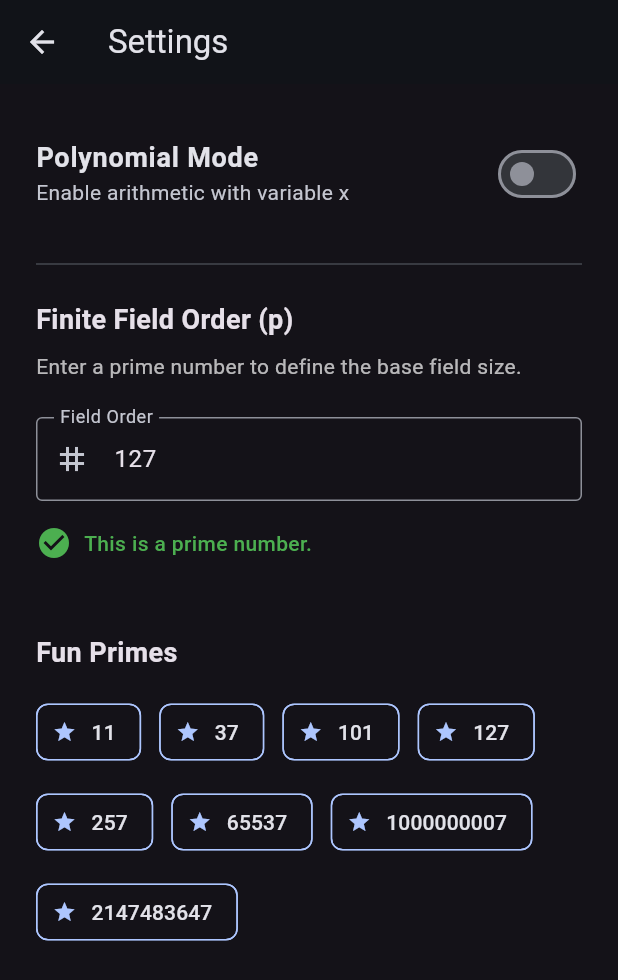
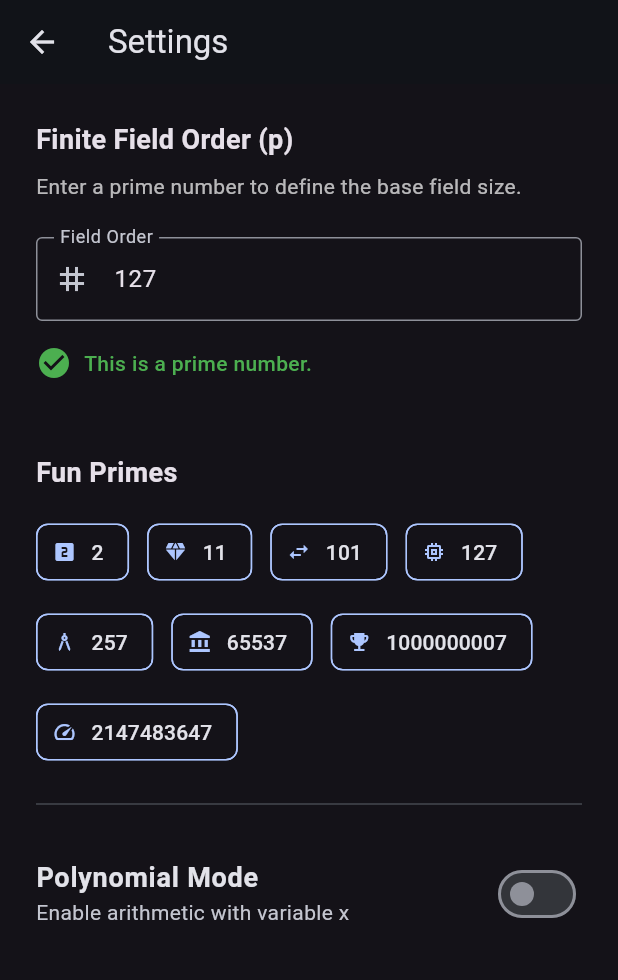
Before and after one commit to Le-Maz/finite_field_calculator, a Flutter app: the SettingsScreen screen opened directly, on a phone screen of 412 x 824 dp. Shown: the top 980 px of the screen. Run offline on Flutter 3.47's test engine with Material 3 defaults, Android fonts, the phone set to English and light mode, and no system bars.

Commit message:
Rearrange settings page

```diff
--- a/lib/settings.dart
+++ b/lib/settings.dart
@@ -6,6 +6,25 @@ import 'package:flutter/services.dart';
 final ValueNotifier<int> fieldOrder = .new(127);
 final ValueNotifier<bool> isPolynomialMode = .new(false);
 final ValueNotifier<String> reducingPolyString = .new("x^2 + 1");
+
+class FunPrime {
+  final int value;
+  final String label;
+  final IconData icon;
+
+  const FunPrime({
+    required this.value,
+    required this.label,
+    required this.icon,
+  });
+}
+
+class StandardPoly {
+  final String poly;
+  final String label;
+
+  const StandardPoly({required this.poly, required this.label});
+}
 
 class SettingsScreen extends StatefulWidget {
   const SettingsScreen({super.key});
@@ -21,24 +40,28 @@ class _SettingsScreenState extends State<SettingsScreen> {
   bool _isModPolyValid = true;
   bool _isModPolyIrreducible = true;
 
-  final List<Map<String, dynamic>> _funPrimes = [
-    {"value": 11, "label": "Sophie Germain"},
-    {"value": 37, "label": "Star Prime"},
-    {"value": 101, "label": "Palindromic"},
-    {"value": 127, "label": "Mersenne (M₇)"},
-    {"value": 257, "label": "Fermat (F₄)"},
-    {"value": 65537, "label": "Fermat (F₅)"},
-    {"value": 1000000007, "label": "Competitive"},
-    {"value": 2147483647, "label": "Mersenne (M₃₁)"},
+  final List<FunPrime> _funPrimes = const [
+    FunPrime(value: 2, label: "Binary", icon: Icons.looks_two),
+    FunPrime(value: 11, label: "Sophie Germain", icon: Icons.diamond),
+    FunPrime(value: 101, label: "Palindromic", icon: Icons.swap_horiz),
+    FunPrime(value: 127, label: "Mersenne (M₇)", icon: Icons.memory),
+    FunPrime(value: 257, label: "Fermat (F₄)", icon: Icons.architecture),
+    FunPrime(value: 65537, label: "Fermat (F₅)", icon: Icons.account_balance),
+    FunPrime(value: 1000000007, label: "Competitive", icon: Icons.emoji_events),
+    FunPrime(value: 2147483647, label: "Mersenne (M₃₁)", icon: Icons.speed),
   ];
 
-  final List<Map<String, dynamic>> _standardPolys = [
-    {"p": null, "poly": "", "label": "Empty"},
-    {"p": 127, "poly": "x^2 + 1", "label": "Complex (GF(127²))"},
-    {"p": 2, "poly": "x^4 + x + 1", "label": "Nibble (GF(2⁴))"},
-    {"p": 2, "poly": "x^8 + x^4 + x^3 + x + 1", "label": "AES (GF(2⁸))"},
-    {"p": 2, "poly": "x^8 + x^6 + x^5 + x^3 + 1", "label": "Camellia (GF(2⁸))"},
+  final List<StandardPoly> _standardPolys = const [
+    StandardPoly(poly: "", label: "No Modulus"),
+    StandardPoly(poly: "x^2 + 1", label: "Complex-like"),
+    StandardPoly(poly: "x^2 + x + 1", label: "Degree 2 minimum"),
+    StandardPoly(poly: "x^3 + x + 1", label: "Degree 3 minimum"),
+    StandardPoly(poly: "x^4 + x + 1", label: "Nibble operations"),
+    StandardPoly(poly: "x^8 + x^4 + x^3 + x + 1", label: "AES standard"),
+    StandardPoly(poly: "x^8 + x^6 + x^5 + x^3 + 1", label: "Camellia standard"),
   ];
+
+  List<StandardPoly> _filteredPolys = [];
 
   @override
   void initState() {
@@ -47,6 +70,7 @@ class _SettingsScreenState extends State<SettingsScreen> {
     _modController = TextEditingController(text: reducingPolyString.value);
     _isCurrentPrime = _isPrime(fieldOrder.value);
     _validateModPoly();
+    _updateFilteredPolys();
   }
 
   @override
@@ -56,6 +80,51 @@ class _SettingsScreenState extends State<SettingsScreen> {
     super.dispose();
   }
 
+  String _digitToSuperScript(String c) =>
+      {
+        '0': '⁰',
+        '1': '¹',
+        '2': '²',
+        '3': '³',
+        '4': '⁴',
+        '5': '⁵',
+        '6': '⁶',
+        '7': '⁷',
+        '8': '⁸',
+        '9': '⁹',
+      }[c] ??
+      c;
+
+  String _formatPoly(String poly) {
+    if (poly.isEmpty) return "Empty";
+    return poly.replaceAllMapped(
+      RegExp(r'\^(\d+)'),
+      (Match m) => m.group(1)!.split('').map(_digitToSuperScript).join(''),
+    );
+  }
+
+  void _updateFilteredPolys() {
+    final int p = fieldOrder.value;
+    List<StandardPoly> valid = [];
+
+    for (var data in _standardPolys) {
+      if (data.poly.isEmpty) {
+        valid.add(data);
+        continue;
+      }
+      try {
+        Polynomial f = parsePolynomial(data.poly, p, true, null);
+        if (_isIrreducible(f, p)) {
+          valid.add(data);
+        }
+      } catch (_) {}
+    }
+
+    setState(() {
+      _filteredPolys = valid;
+    });
+  }
+
   void _updateOrder(int newOrder) {
     setState(() {
       _isCurrentPrime = _isPrime(newOrder);
@@ -63,6 +132,7 @@ class _SettingsScreenState extends State<SettingsScreen> {
     if (newOrder > 1) {
       fieldOrder.value = newOrder;
       _validateModPoly();
+      _updateFilteredPolys();
     }
   }
 
@@ -136,6 +206,82 @@ class _SettingsScreenState extends State<SettingsScreen> {
           child: Column(
             crossAxisAlignment: CrossAxisAlignment.start,
             children: [
+              const Text(
+                "Finite Field Order (p)",
+                style: TextStyle(fontSize: 18, fontWeight: FontWeight.bold),
+              ),
+              const SizedBox(height: 8),
+              const Text(
+                "Enter a prime number to define the base field size.",
+                style: TextStyle(color: Colors.white70),
+              ),
+              const SizedBox(height: 24),
+              TextField(
+                controller: _pController,
+                keyboardType: TextInputType.number,
+                inputFormatters: [FilteringTextInputFormatter.digitsOnly],
+                decoration: const InputDecoration(
+                  border: OutlineInputBorder(),
+                  labelText: "Field Order",
+                  prefixIcon: Icon(Icons.tag),
+                ),
+                onChanged: (value) {
+                  final int? newOrder = int.tryParse(value);
+                  if (newOrder != null) {
+                    _updateOrder(newOrder);
+                  } else {
+                    setState(() => _isCurrentPrime = false);
+                  }
+                },
+              ),
+              const SizedBox(height: 16),
+              Row(
+                children: [
+                  Icon(
+                    _isCurrentPrime ? Icons.check_circle : Icons.error,
+                    color: _isCurrentPrime ? Colors.green : Colors.redAccent,
+                  ),
+                  const SizedBox(width: 8),
+                  Expanded(
+                    child: Text(
+                      _isCurrentPrime
+                          ? "This is a prime number."
+                          : "Not a prime! Field arithmetic may throw errors.",
+                      style: TextStyle(
+                        color: _isCurrentPrime
+                            ? Colors.green
+                            : Colors.redAccent,
+                        fontWeight: FontWeight.w500,
+                      ),
+                    ),
+                  ),
+                ],
+              ),
+              const SizedBox(height: 48),
+              const Text(
+                "Fun Primes",
+                style: TextStyle(fontSize: 18, fontWeight: FontWeight.bold),
+              ),
+              const SizedBox(height: 16),
+              Wrap(
+                spacing: 12.0,
+                runSpacing: 12.0,
+                children: _funPrimes.map((primeData) {
+                  return ActionChip(
+                    avatar: Icon(primeData.icon, size: 16),
+                    label: Text("${primeData.value}"),
+                    tooltip: primeData.label,
+                    side: BorderSide(
+                      color: Theme.of(context).colorScheme.primary,
+                    ),
+                    onPressed: () {
+                      _pController.text = primeData.value.toString();
+                      _updateOrder(primeData.value);
+                    },
+                  );
+                }).toList(),
+              ),
+              const Divider(height: 48),
               SwitchListTile(
                 contentPadding: EdgeInsets.zero,
                 title: const Text(
@@ -220,109 +366,47 @@ class _SettingsScreenState extends State<SettingsScreen> {
                           ],
                         ),
                       const SizedBox(height: 24),
+                      if (_filteredPolys.isNotEmpty) ...[
+                        const Text(
+                          "Valid Irreducible Polynomials for Current Prime",
+                          style: TextStyle(
+                            fontSize: 14,
+                            fontWeight: FontWeight.bold,
+                            color: Colors.white70,
+                          ),
+                        ),
+                        const SizedBox(height: 12),
                         Wrap(
-                        spacing: 8.0,
-                        runSpacing: 8.0,
-                        children: _standardPolys.map((data) {
-                          int? p = data['p'];
-                          String setsP = "p=$p and";
+                          spacing: 12.0,
+                          runSpacing: 12.0,
+                          children: _filteredPolys.map((data) {
                             return ActionChip(
-                            label: Text(data["label"]),
-                            tooltip: "Sets$setsP f(x)=${data['poly']}",
+                              avatar: const Icon(Icons.functions, size: 16),
+                              label: Text(_formatPoly(data.poly)),
+                              tooltip: data.label,
+                              side: BorderSide(
+                                color: Theme.of(context).colorScheme.primary,
+                              ),
                               onPressed: () {
-                              if (p != null) {
-                                _pController.text = p.toString();
-                                _updateOrder(p);
-                              }
-
-                              _modController.text = data["poly"];
-                              reducingPolyString.value = data["poly"];
+                                _modController.text = data.poly;
+                                reducingPolyString.value = data.poly;
                                 _validateModPoly();
                               },
                             );
                           }).toList(),
                         ),
+                      ] else ...[
+                        const Text(
+                          "No common irreducible polynomials found for this prime. Try defining your own.",
+                          style: TextStyle(
+                            color: Colors.orangeAccent,
+                            fontStyle: FontStyle.italic,
+                          ),
+                        ),
+                      ],
                     ],
                   );
                 },
-              ),
-              const Divider(height: 48),
-              const Text(
-                "Finite Field Order (p)",
-                style: TextStyle(fontSize: 18, fontWeight: FontWeight.bold),
-              ),
-              const SizedBox(height: 8),
-              const Text(
-                "Enter a prime number to define the base field size.",
-                style: TextStyle(color: Colors.white70),
-              ),
-              const SizedBox(height: 24),
-              TextField(
-                controller: _pController,
-                keyboardType: TextInputType.number,
-                inputFormatters: [FilteringTextInputFormatter.digitsOnly],
-                decoration: const InputDecoration(
-                  border: OutlineInputBorder(),
-                  labelText: "Field Order",
-                  prefixIcon: Icon(Icons.tag),
-                ),
-                onChanged: (value) {
-                  final int? newOrder = int.tryParse(value);
-                  if (newOrder != null) {
-                    _updateOrder(newOrder);
-                  } else {
-                    setState(() => _isCurrentPrime = false);
-                  }
-                },
-              ),
-              const SizedBox(height: 16),
-              Row(
-                children: [
-                  Icon(
-                    _isCurrentPrime ? Icons.check_circle : Icons.error,
-                    color: _isCurrentPrime ? Colors.green : Colors.redAccent,
-                  ),
-                  const SizedBox(width: 8),
-                  Expanded(
-                    child: Text(
-                      _isCurrentPrime
-                          ? "This is a prime number."
-                          : "Not a prime! Field arithmetic may throw errors.",
-                      style: TextStyle(
-                        color: _isCurrentPrime
-                            ? Colors.green
-                            : Colors.redAccent,
-                        fontWeight: FontWeight.w500,
-                      ),
-                    ),
-                  ),
-                ],
-              ),
-              const SizedBox(height: 48),
-              const Text(
-                "Fun Primes",
-                style: TextStyle(fontSize: 18, fontWeight: FontWeight.bold),
-              ),
-              const SizedBox(height: 16),
-              Wrap(
-                spacing: 12.0,
-                runSpacing: 12.0,
-                children: _funPrimes.map((primeData) {
-                  final int pValue = primeData["value"];
-                  final String pLabel = primeData["label"];
-                  return ActionChip(
-                    avatar: const Icon(Icons.star, size: 16),
-                    label: Text("$pValue"),
-                    tooltip: pLabel,
-                    side: BorderSide(
-                      color: Theme.of(context).colorScheme.primary,
-                    ),
-                    onPressed: () {
-                      _pController.text = pValue.toString();
-                      _updateOrder(pValue);
-                    },
-                  );
-                }).toList(),
               ),
             ],
           ),
```
Lines whose indentation alone changed are shown as unchanged.
